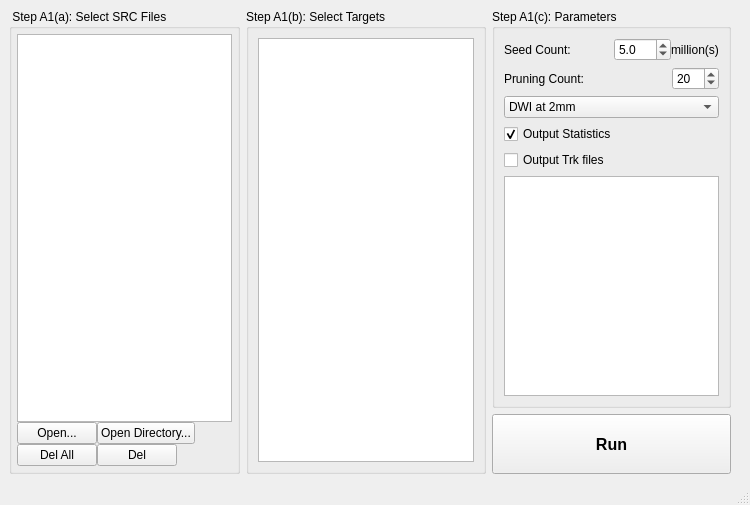
Above: auto_track.ui from frankyeh/DSI-Studio before the change. Below: the same form after it.
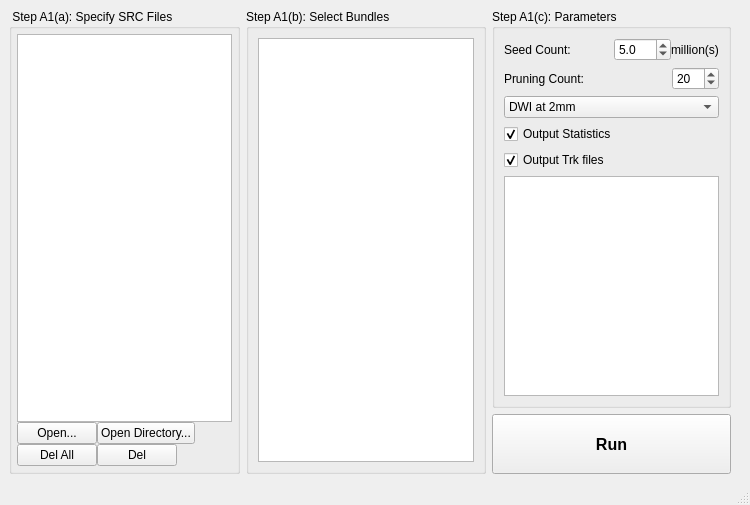
That is the form after the change. Icons and pictures are not drawn.

```diff
--- a/auto_track.ui
+++ b/auto_track.ui
@@ -29,7 +29,7 @@
          </sizepolicy>
         </property>
         <property name="title">
-         <string> Step A1(a): Select SRC Files</string>
+         <string> Step A1(a): Specify SRC Files</string>
         </property>
         <layout class="QVBoxLayout" name="verticalLayout_7">
          <property name="spacing">
@@ -184,7 +184,7 @@
          </sizepolicy>
         </property>
         <property name="title">
-         <string>Step A1(b): Select Targets</string>
+         <string>Step A1(b): Select Bundles</string>
         </property>
         <layout class="QVBoxLayout" name="verticalLayout_2">
          <item>
@@ -344,6 +344,9 @@
              <property name="text">
               <string>Output Trk files</string>
              </property>
+             <property name="checked">
+              <bool>true</bool>
+             </property>
             </widget>
            </item>
            <item>
```
